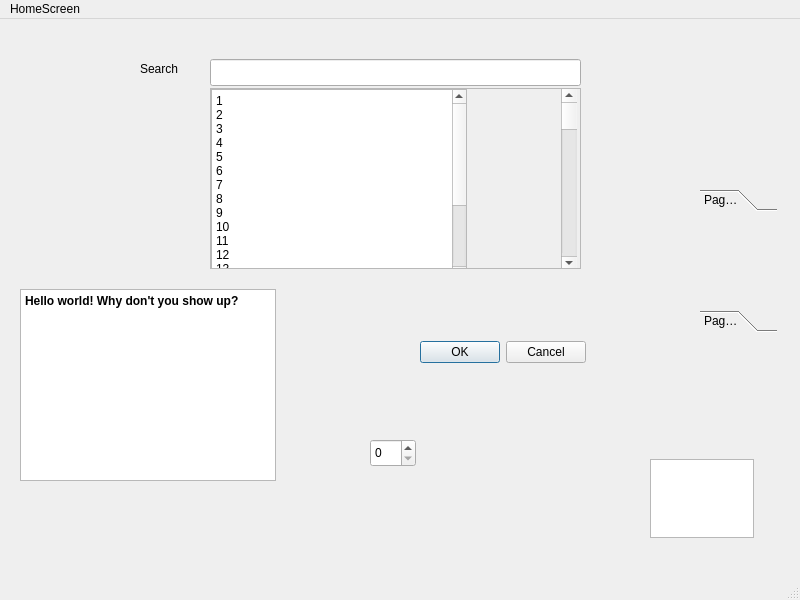
Qt form mainwindow.ui (OHonSam/CS163_Group2_Dictionary) before a commit.
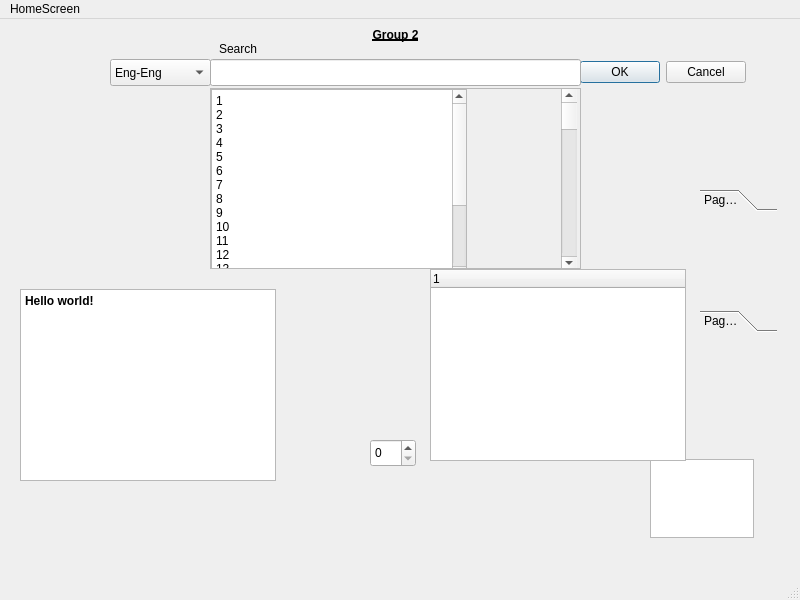
The same form after that commit.

Commit message: Test Switch Dataset bar

The edit to the form file:
```diff
--- a/mainwindow.ui
+++ b/mainwindow.ui
@@ -31,14 +31,15 @@
 li.unchecked::marker { content: &quot;\2610&quot;; }
 li.checked::marker { content: &quot;\2612&quot;; }
 &lt;/style&gt;&lt;/head&gt;&lt;body style=&quot; font-family:'Segoe UI'; font-size:9pt; font-weight:400; font-style:normal;&quot;&gt;
-&lt;p style=&quot; margin-top:0px; margin-bottom:0px; margin-left:0px; margin-right:0px; -qt-block-indent:0; text-indent:0px;&quot;&gt;&lt;span style=&quot; font-weight:700;&quot;&gt;Hello world! Why don't you show up?&lt;/span&gt;&lt;/p&gt;&lt;/body&gt;&lt;/html&gt;</string>
+&lt;p style=&quot; margin-top:0px; margin-bottom:0px; margin-left:0px; margin-right:0px; -qt-block-indent:0; text-indent:0px;&quot;&gt;&lt;span style=&quot; font-weight:700;&quot;&gt;Hello world! &lt;/span&gt;&lt;/p&gt;
+&lt;p style=&quot;-qt-paragraph-type:empty; margin-top:0px; margin-bottom:0px; margin-left:0px; margin-right:0px; -qt-block-indent:0; text-indent:0px; font-weight:700;&quot;&gt;&lt;br /&gt;&lt;/p&gt;&lt;/body&gt;&lt;/html&gt;</string>
     </property>
    </widget>
    <widget class="QDialogButtonBox" name="YesNO">
     <property name="geometry">
      <rect>
-      <x>420</x>
-      <y>320</y>
+      <x>580</x>
+      <y>40</y>
       <width>166</width>
       <height>27</height>
      </rect>
@@ -149,8 +150,8 @@
    <widget class="QLabel" name="label">
     <property name="geometry">
      <rect>
-      <x>140</x>
-      <y>40</y>
+      <x>210</x>
+      <y>20</y>
       <width>56</width>
       <height>19</height>
      </rect>
@@ -158,6 +159,9 @@
     <property name="text">
      <string>Search</string>
     </property>
+    <property name="alignment">
+     <set>Qt::AlignCenter</set>
+    </property>
    </widget>
    <widget class="QSpinBox" name="spinBox">
     <property name="geometry">
@@ -208,6 +212,73 @@
      </attribute>
     </widget>
    </widget>
+   <widget class="QTreeWidget" name="treeWidget">
+    <property name="geometry">
+     <rect>
+      <x>430</x>
+      <y>250</y>
+      <width>256</width>
+      <height>192</height>
+     </rect>
+    </property>
+    <column>
+     <property name="text">
+      <string notr="true">1</string>
+     </property>
+    </column>
+   </widget>
+   <widget class="QComboBox" name="comboBox">
+    <property name="geometry">
+     <rect>
+      <x>110</x>
+      <y>40</y>
+      <width>101</width>
+      <height>27</height>
+     </rect>
+    </property>
+    <item>
+     <property name="text">
+      <string>Eng-Eng</string>
+     </property>
+    </item>
+    <item>
+     <property name="text">
+      <string>Eng-Viet</string>
+     </property>
+    </item>
+    <item>
+     <property name="text">
+      <string>Slang</string>
+     </property>
+    </item>
+    <item>
+     <property name="text">
+      <string>Emoji</string>
+     </property>
+    </item>
+   </widget>
+   <widget class="QLabel" name="label_2">
+    <property name="geometry">
+     <rect>
+      <x>210</x>
+      <y>0</y>
+      <width>371</width>
+      <height>31</height>
+     </rect>
+    </property>
+    <property name="font">
+     <font>
+      <bold>true</bold>
+      <underline>true</underline>
+     </font>
+    </property>
+    <property name="text">
+     <string>Group 2</string>
+    </property>
+    <property name="alignment">
+     <set>Qt::AlignCenter</set>
+    </property>
+   </widget>
   </widget>
   <widget class="QMenuBar" name="menubar">
    <property name="geometry">
```
